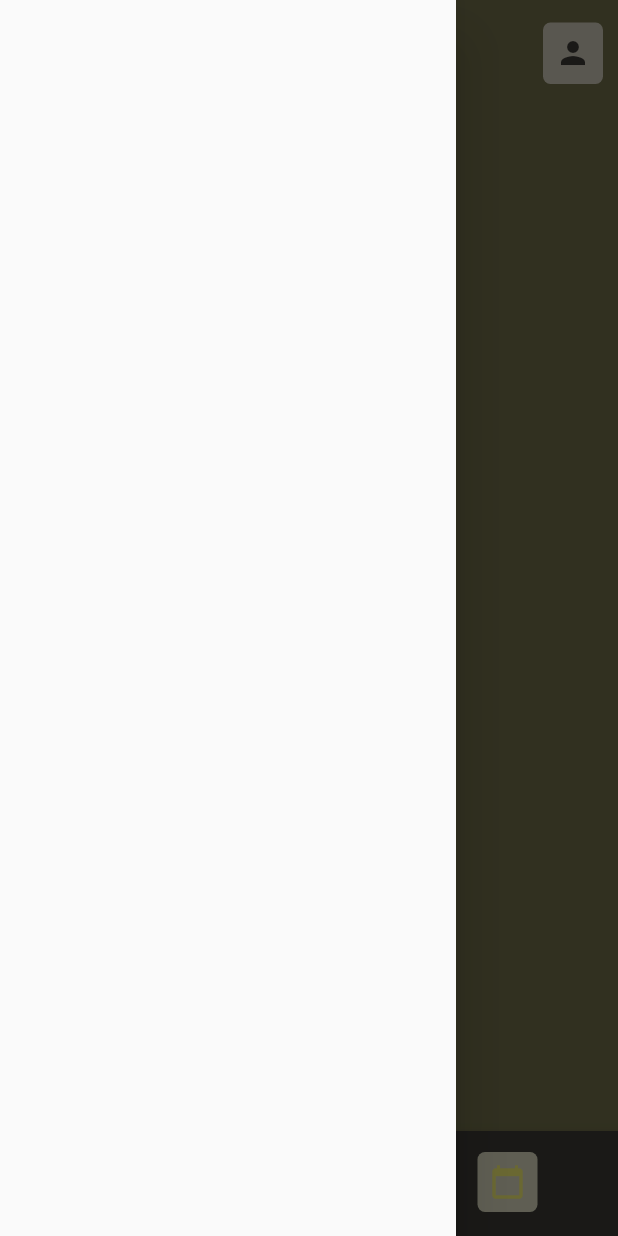
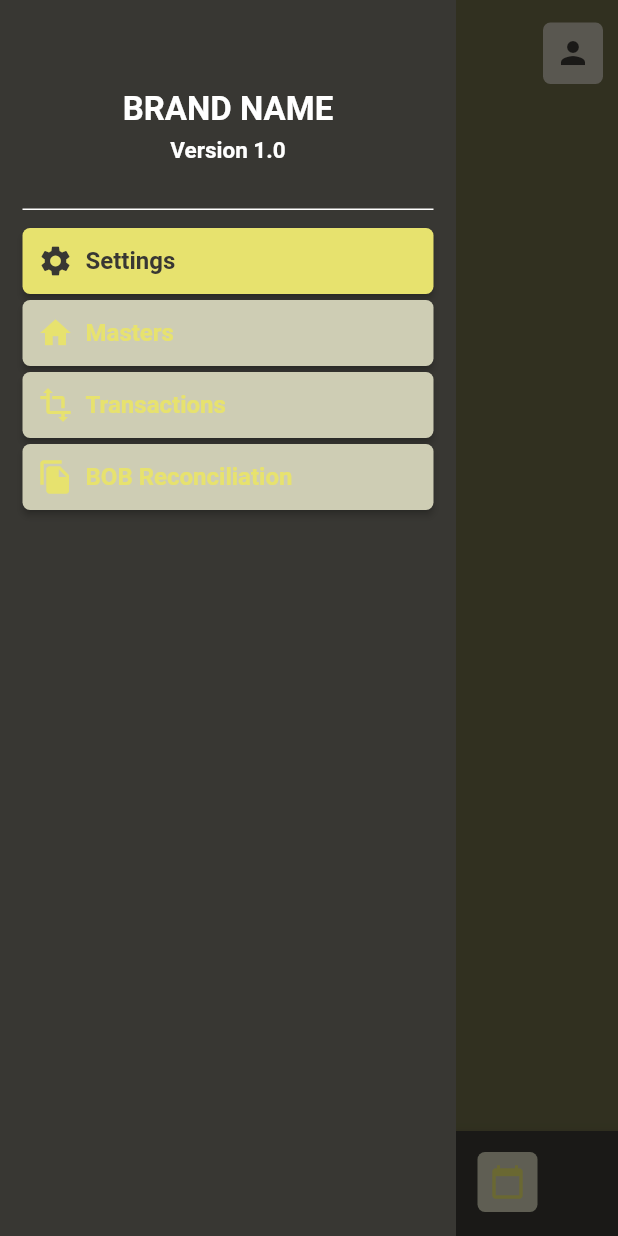
Before and after one commit to Muhammedjasir/rapid_mobile_app, a Flutter app: the screen it shows after launch, with the side drawer open, on a phone screen of 412 x 824 dp. Run offline on Flutter 3.47's test engine with Material 2 defaults, Android fonts, the phone set to English and light mode, and no system bars; our stand-ins replace get, get_storage, shared_preferences; missing offline and left inert: folding_cell.

Commit message:
Fidha Arakkal 21/12/2021
Appbar
side drawer

```diff
--- a/lib/data/module/auth/login/login_page.dart
+++ b/lib/data/module/auth/login/login_page.dart
@@ -7,6 +7,7 @@ import 'package:rapid_mobile_app/data/widget/container_widget/background_widget.
 import 'package:rapid_mobile_app/data/widget/container_widget/login_container_widget.dart';
 import 'package:rapid_mobile_app/data/widget/text_widget/text_widget.dart';
 import 'package:rapid_mobile_app/data/widget/textfields_widget/login_textfield_widget.dart';
+import 'package:rapid_mobile_app/res/values/colours.dart';
 import 'package:rapid_mobile_app/res/values/strings.dart';
 
 class LoginPage extends GetView<LoginController> {
@@ -51,6 +52,8 @@ class LoginWidget extends GetView<LoginController> {
               ),
               child: TextWidget(
                 text: Strings.kLoginTitle.tr,
+                textSize: 22,
+                textColor: colours.text_color,
               ),
             ),
             Padding(
--- a/lib/data/module/dashboard/dashboard_page.dart
+++ b/lib/data/module/dashboard/dashboard_page.dart
@@ -1,8 +1,11 @@
+import 'dart:developer';
+
 import 'package:flutter/material.dart';
 import 'package:get/get.dart';
 import 'package:rapid_mobile_app/data/module/dashboard/dashboard_controller.dart';
+import 'package:rapid_mobile_app/data/widget/app_bar_widget/app_bar_widget.dart';
 import 'package:rapid_mobile_app/data/widget/bottom_bar_widget/home_bottom_bar_widget.dart';
-import 'package:rapid_mobile_app/data/widget/container_widget/icon_background_widget.dart';
+import 'package:rapid_mobile_app/data/widget/drawer_widget/side_drawer.dart';
 import 'package:rapid_mobile_app/res/values/colours.dart';
 import 'package:rapid_mobile_app/res/values/strings.dart';
 
@@ -12,39 +15,61 @@ class Dashboard extends GetView<DashboardController> {
   @override
   Widget build(BuildContext context) {
     return Scaffold(
-      drawer: const Drawer(),
-      appBar: AppBar(
-        title: Text(Strings.kDashboard.tr),
-        centerTitle: true,
-        leading: const Padding(
-          padding: EdgeInsets.only(
-            left: 5,
-            top: 15,
-          ),
-          child: IconBackgroundWidget(
-            icon: Icons.menu,
-            backgroundColor: colours.icon_background_light_grey,
-            iconColor: colours.black,
-          ),
-        ),
-        actions: const [
-          Padding(
-            padding: EdgeInsets.only(
-              left: 5,
-              top: 15,
-            ),
-            child: IconBackgroundWidget(
-              icon: Icons.person,
-              backgroundColor: colours.icon_background_light_grey,
-              iconColor: colours.black,
-            ),
-          ),
-        ],
+      drawer: const Drawer(
         elevation: 0,
-        backgroundColor: colours.background_bottom,
+        child: SideDrawer(),
+      ),
+      appBar: AppBarWidget(
+        title: Strings.kDashboard.tr,
+        leadingIcon: Icons.menu,
+        actionIcon: Icons.person,
       ),
       body: _bodyWidget(context),
       bottomNavigationBar: const HomeBottomBarWidget(),
+    );
+  }
+}
+
+class DrawerElevatedButtonWidget extends StatelessWidget {
+  const DrawerElevatedButtonWidget({
+    Key? key,
+    required this.icon,
+    required this.title,
+    required this.colorIconTitle,
+    required this.colorBackground,
+  }) : super(key: key);
+
+  final IconData icon;
+  final String title;
+  final Color colorIconTitle, colorBackground;
+
+  @override
+  Widget build(BuildContext context) {
+    return ElevatedButton.icon(
+      icon: Icon(
+        icon,
+        color: colorIconTitle,
+        size: 24.0,
+      ),
+      label: Text(
+        title,
+        style: TextStyle(
+            color: colorIconTitle,
+            fontSize: 16,
+            fontFamily: 'Roboto',
+            fontWeight: FontWeight.w600),
+      ),
+      onPressed: () {
+        log("Pressed");
+      },
+      style: ElevatedButton.styleFrom(
+        primary: colorBackground,
+        shape: RoundedRectangleBorder(
+          borderRadius: BorderRadius.circular(5),
+        ),
+        alignment: Alignment.centerLeft,
+        padding: const EdgeInsets.all(10),
+      ),
     );
   }
 }
@@ -72,18 +97,3 @@ Widget _bodyWidget(BuildContext context) {
     ),
   );
 }
-
-void onTapLeadingIcon() {
-  // Scaffold.of(context).openDrawer();
-}
-
-void onTapActionIcon() {}
-
-class AppBodyWidget extends StatelessWidget {
-  const AppBodyWidget({Key? key}) : super(key: key);
-
-  @override
-  Widget build(BuildContext context) {
-    return Container();
-  }
-}
--- /dev/null
+++ b/lib/data/widget/app_bar_widget/app_bar_widget.dart
@@ -0,0 +1,59 @@
+import 'package:flutter/material.dart';
+import 'package:flutter/widgets.dart';
+import 'package:rapid_mobile_app/data/widget/container_widget/icon_background_widget.dart';
+import 'package:rapid_mobile_app/res/values/colours.dart';
+
+class AppBarWidget extends StatelessWidget implements PreferredSizeWidget {
+  const AppBarWidget({
+    Key? key,
+    required this.title,
+    required this.leadingIcon,
+    required this.actionIcon,
+    // required this.onTapLeadingIcon,
+    // required this.onTapActionIcon,
+  }) : super(key: key);
+
+  final String title;
+  final IconData leadingIcon;
+  final IconData actionIcon;
+  // final VoidCallback? onTapLeadingIcon;
+  // final VoidCallback? onTapActionIcon;
+
+  @override
+  Widget build(BuildContext context) {
+    return AppBar(
+      title: Text(title),
+      centerTitle: true,
+      leading: Padding(
+        padding: const EdgeInsets.only(
+          left: 5,
+          top: 15,
+        ),
+        child: IconBackgroundWidget(
+          icon: leadingIcon,
+          backgroundColor: colours.icon_background_light_grey,
+          iconColor: colours.black,
+        ),
+      ),
+      actions: [
+        Padding(
+          padding: const EdgeInsets.only(
+            left: 5,
+            top: 15,
+          ),
+          child: IconBackgroundWidget(
+            icon: actionIcon,
+            backgroundColor: colours.icon_background_light_grey,
+            iconColor: colours.black,
+          ),
+        ),
+      ],
+      elevation: 0,
+      backgroundColor: colours.background_bottom,
+    );
+  }
+
+  @override
+  // TODO: implement preferredSize
+  Size get preferredSize => const Size.fromHeight(kToolbarHeight);
+}
--- a/lib/data/widget/bottom_bar_widget/home_bottom_bar_widget.dart
+++ b/lib/data/widget/bottom_bar_widget/home_bottom_bar_widget.dart
@@ -48,7 +48,7 @@ class HomeBottomBarWidget extends StatelessWidget {
           ),
         ),
         BottomNavigationBarItem(
-          label: Strings.kCalander.tr,
+          label: Strings.kCalendar.tr,
           activeIcon: const IconBackgroundWidget(
             icon: Icons.calendar_today,
             backgroundColor: colours.yellow,
--- /dev/null
+++ b/lib/data/widget/drawer_widget/side_drawer.dart
@@ -0,0 +1,79 @@
+import 'package:flutter/cupertino.dart';
+import 'package:flutter/material.dart';
+import 'package:rapid_mobile_app/data/module/dashboard/dashboard_page.dart';
+import 'package:rapid_mobile_app/data/widget/text_widget/text_widget.dart';
+import 'package:rapid_mobile_app/res/values/colours.dart';
+
+class SideDrawer extends StatelessWidget {
+  const SideDrawer({Key? key}) : super(key: key);
+
+  @override
+  Widget build(BuildContext context) {
+    return Container(
+      padding: const EdgeInsets.all(15),
+      color: colours.black,
+      child: Column(
+        mainAxisSize: MainAxisSize.max,
+        children: <Widget>[
+          const Padding(
+            padding: EdgeInsets.only(top: 45),
+            child: TextWidget(
+              text: "BRAND NAME",
+              textSize: 22,
+              textColor: colours.white,
+            ),
+          ),
+          const Padding(
+            padding: EdgeInsets.only(top: 5),
+            child: TextWidget(
+              text: "Version 1.0",
+              textSize: 15,
+              textColor: colours.white,
+            ),
+          ),
+          Container(
+            height: 1,
+            color: colours.white,
+            margin: const EdgeInsets.only(
+              top: 30,
+              bottom: 10,
+            ),
+          ),
+          const SizedBox(
+            width: double.infinity,
+            child: DrawerElevatedButtonWidget(
+              icon: Icons.settings,
+              title: 'Settings',
+              colorIconTitle: colours.black,
+              colorBackground: colours.yellow,
+            ),
+          ),
+          const SizedBox(
+            width: double.infinity,
+            child: DrawerElevatedButtonWidget(
+                icon: Icons.home,
+                title: 'Masters',
+                colorIconTitle: colours.yellow,
+                colorBackground: colours.icon_background_dark_grey),
+          ),
+          const SizedBox(
+            width: double.infinity,
+            child: DrawerElevatedButtonWidget(
+                icon: Icons.transform,
+                title: 'Transactions',
+                colorIconTitle: colours.yellow,
+                colorBackground: colours.icon_background_dark_grey),
+          ),
+          const SizedBox(
+            width: double.infinity,
+            child: DrawerElevatedButtonWidget(
+                icon: Icons.file_copy,
+                title: 'BOB Reconciliation',
+                colorIconTitle: colours.yellow,
+                colorBackground: colours.icon_background_dark_grey),
+          ),
+        ],
+      ),
+    );
+  }
+}
--- a/lib/data/widget/text_widget/text_widget.dart
+++ b/lib/data/widget/text_widget/text_widget.dart
@@ -1,20 +1,30 @@
 import 'package:flutter/cupertino.dart';
 import 'package:rapid_mobile_app/res/values/colours.dart';
 
-class TextWidget extends StatelessWidget{
-  const TextWidget({Key? key,required this.text}) : super(key: key);
+class TextWidget extends StatelessWidget {
+  const TextWidget({
+    Key? key,
+    required this.text,
+    required this.textSize,
+    this.alignment,
+    required this.textColor,
+  }) : super(key: key);
 
   final String text;
+  final double textSize;
+  final TextAlign? alignment;
+  final Color textColor;
+
   @override
   Widget build(BuildContext context) {
-    return  Text(
+    return Text(
       text,
-      style: const TextStyle(
-          color: colours.text_color,
-          fontSize: 22,
+      textAlign: alignment,
+      style: TextStyle(
+          color: textColor,
+          fontSize: textSize,
           fontFamily: 'Roboto',
           fontWeight: FontWeight.bold),
     );
   }
-
 }
--- a/lib/res/values/strings.dart
+++ b/lib/res/values/strings.dart
@@ -19,5 +19,5 @@ class Strings {
   static const kLoginTitle = "Login to continue";
   static const kDashboard = "Dashboard";
   static const kHome = "Home";
-  static const kCalander = "Calander";
+  static const kCalendar = "Calendar";
 }
--- a/lib/res/values/strings_trans.dart
+++ b/lib/res/values/strings_trans.dart
@@ -14,7 +14,7 @@ class StringsTrans extends Translations {
           Strings.kLoginTitle: 'Login to continue',
           Strings.kdDashboardPage: 'Dashboard',
           Strings.kHome: 'Home',
-          Strings.kCalander: 'Calander',
+          Strings.kCalendar: 'Calendar',
         },
       };
 }
```
Also changed, not shown: lib/data/widget/app_bar_widget/home_app_bar_widget.dart (deleted, +0 -97 lines).
